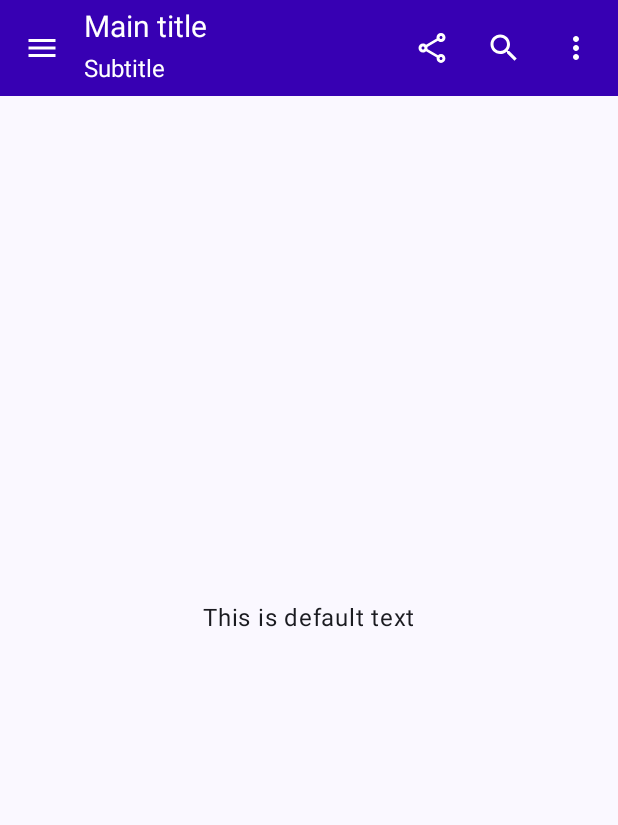
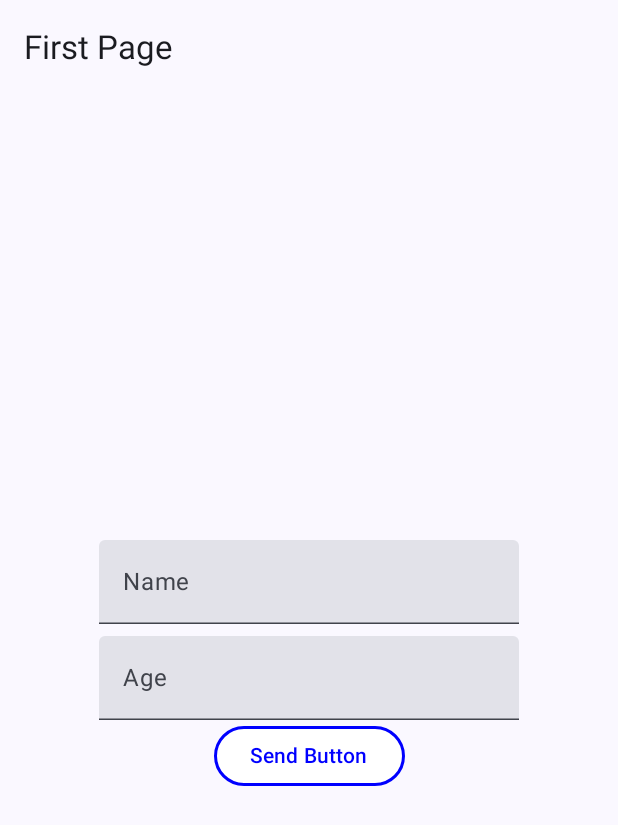
Before and after one commit to 2s767/MyKotlinLearningProjects, an Android app built with Jetpack Compose: the screen it shows after launch (MainActivity), on a phone screen of 412 x 824 dp. Shown: the top 825 px of the screen. Run offline under Robolectric (Android 15) with nearby library versions, the phone set to English and light mode, and no system bars.

Commit message:
Navigation

```diff
--- a/app/build.gradle.kts
+++ b/app/build.gradle.kts
@@ -43,6 +43,7 @@ android {
 
 dependencies {
     implementation(libs.androidx.core.ktx)
+    implementation("androidx.navigation:navigation-compose:2.9.6")
     implementation(libs.androidx.lifecycle.runtime.ktx)
     implementation(libs.androidx.activity.compose)
     implementation(platform(libs.androidx.compose.bom))
--- /dev/null
+++ b/app/src/main/java/com/example/components/FirstPage.kt
@@ -0,0 +1,83 @@
+package com.example.components
+import androidx.compose.foundation.BorderStroke
+import androidx.compose.foundation.layout.Arrangement
+import androidx.compose.foundation.layout.Column
+import androidx.compose.foundation.layout.Spacer
+import androidx.compose.foundation.layout.fillMaxSize
+import androidx.compose.foundation.layout.height
+import androidx.compose.foundation.layout.padding
+import androidx.compose.foundation.shape.RoundedCornerShape
+import androidx.compose.material3.Button
+import androidx.compose.material3.ButtonDefaults
+import androidx.compose.material3.ExperimentalMaterial3Api
+import androidx.compose.material3.Scaffold
+import androidx.compose.material3.Text
+import androidx.compose.material3.TextField
+import androidx.compose.material3.TopAppBar
+import androidx.compose.runtime.Composable
+import androidx.compose.runtime.mutableStateOf
+import androidx.compose.runtime.remember
+import androidx.compose.ui.Alignment
+import androidx.compose.ui.Modifier
+import androidx.compose.ui.graphics.Color
+import androidx.compose.ui.unit.dp
+import androidx.navigation.NavController
+
+@OptIn(ExperimentalMaterial3Api::class)
+@Composable
+fun FirstPage(navController: NavController) {
+    val nameTextField = remember { mutableStateOf("") }
+    val ageTextField = remember { mutableStateOf("") }
+    Scaffold(
+        topBar = {
+            TopAppBar(
+                title = {
+                    Text("First Page")
+                },
+
+                )
+        },
+        content = {
+            Column(
+                modifier = Modifier
+                    .padding(it)
+                    .fillMaxSize(),
+                horizontalAlignment = Alignment.CenterHorizontally,
+                verticalArrangement = Arrangement.Center
+            ) {
+                TextField(
+                    value = nameTextField.value, onValueChange = { value ->
+                        nameTextField.value = value
+                    },
+                    label = {
+                        Text("Name")
+                    })
+                Spacer(Modifier.height(8.dp))
+                TextField(
+                    value = ageTextField.value, onValueChange = { value ->
+                        ageTextField.value = value
+                    },
+                    label = {
+                        Text("Age")
+                    }
+                )
+
+                Button(
+                    onClick = {
+                        navController.navigate("SecondPage"){
+//                           popUpTo("FirstPage"){inclusive = true}
+                        }
+                    },
+                    shape = RoundedCornerShape(20.dp),
+                    border = BorderStroke(2.dp, color = Color.Blue),
+                    colors = ButtonDefaults.buttonColors(Color.White)
+                ) {
+                    Text(
+                        "Send Button",
+                        color = Color.Blue
+                    )
+                }
+            }
+        }
+    )
+}
--- a/app/src/main/java/com/example/components/MainActivity.kt
+++ b/app/src/main/java/com/example/components/MainActivity.kt
@@ -17,6 +17,10 @@ import androidx.compose.ui.Modifier
 import androidx.compose.ui.graphics.Color
 import androidx.compose.ui.res.colorResource
 import androidx.compose.ui.unit.sp
+import androidx.navigation.NavHost
+import androidx.navigation.compose.NavHost
+import androidx.navigation.compose.composable
+import androidx.navigation.compose.rememberNavController
 import com.example.components.ui.theme.ComponentsTheme
 
 class MainActivity : ComponentActivity() {
@@ -25,94 +29,22 @@ class MainActivity : ComponentActivity() {
         enableEdgeToEdge()
         setContent {
             ComponentsTheme {
-                Scaffold(modifier = Modifier.fillMaxSize()) { innerPadding ->
-                    OptionsMenuExample(
-                        modifier = Modifier.padding(innerPadding)
-                    )
-                }
+                MyNavigationController()
             }
         }
     }
 }
 
-@OptIn(ExperimentalMaterial3Api::class)
 @Composable
-fun OptionsMenuExample(modifier: Modifier = Modifier) {
-    var dropDownMenuStatus by remember {
-        mutableStateOf(false)
+fun MyNavigationController(){
+    val navigationController = rememberNavController()
+
+    NavHost(navController = navigationController, startDestination = "FirstPage"){
+        composable(route = "FirstPage"){
+            FirstPage(navigationController)
+        }
+        composable ("SecondPage"){
+            SecondPage(navigationController)
+        }
     }
-    var centerText by remember {
-        mutableStateOf("This is default text")
-    }
-   Scaffold(
-       topBar = {
-           TopAppBar(
-               title = {
-                   Column() {
-                       Text("Main title", fontSize = 20.sp, color = Color.White)
-
-                       Text("Subtitle ", fontSize = 16.sp, color = Color.White)
-                   }
-
-               },
-               navigationIcon = {
-                   IconButton(onClick = {
-                        centerText = "Navigation button is clicked"
-                   }) {
-                       Icon(Icons.Default.Menu, contentDescription = "Navigation Icon")
-                   }
-               },
-               actions = {
-                   IconButton(onClick = {
-                       centerText = "Share button is clicked"
-                   }) {
-                       Icon(Icons.Outlined.Share,"Share Button")
-                   }
-                   IconButton(onClick = {
-                       centerText = "Search button is clicked"
-                   }) {
-                       Icon(Icons.Outlined.Search,"Search Button")
-                   }
-                   IconButton(onClick = {
-                       centerText = "MoreVert button is clicked"
-                       dropDownMenuStatus = true
-                   }) {
-                       Icon(Icons.Outlined.MoreVert,"MoreVert Button")
-                       DropdownMenu(expanded = dropDownMenuStatus, onDismissRequest = {
-                           dropDownMenuStatus = false
-                       }) {
-                           DropdownMenuItem(text = {
-                               Text("Settings")
-                           }, onClick = {
-                               centerText = "Settings is clicked"
-                               dropDownMenuStatus = false
-                           } )
-                           DropdownMenuItem(text = {
-                               Text("Log Out")
-                           }, onClick = {
-                               centerText = "Log out is clicked"
-                               dropDownMenuStatus = false
-                           } )
-                       }
-                   }
-               },
-               colors = TopAppBarDefaults.topAppBarColors(
-                   containerColor = colorResource(R.color.purple_700),
-                   navigationIconContentColor = Color.White,
-                   actionIconContentColor = Color.White
-
-
-               )
-           )
-       },
-       content = {
-            Column(
-                modifier = Modifier.fillMaxSize(),
-                horizontalAlignment = Alignment.CenterHorizontally,
-                verticalArrangement = Arrangement.Center
-            ) {
-                Text(centerText)
-            }
-       }
-   )
 }
```
Also changed, not shown: app/src/main/java/com/example/components/SecondPage.kt (added, +49 -0 lines).
